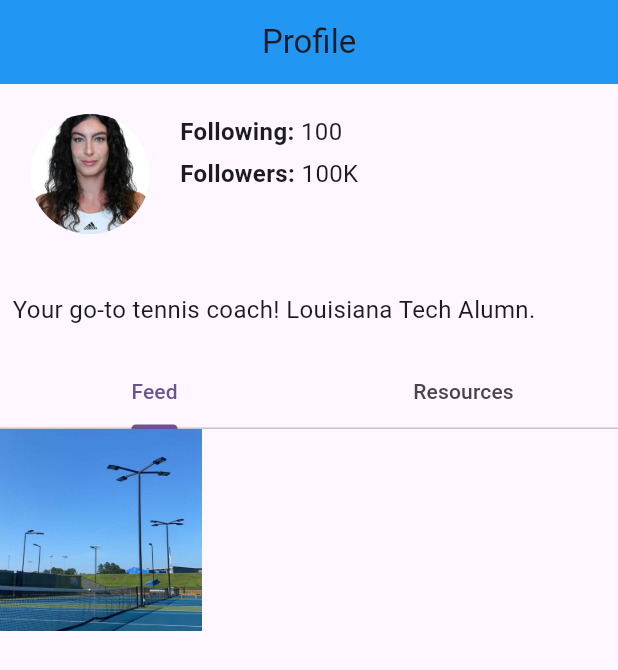
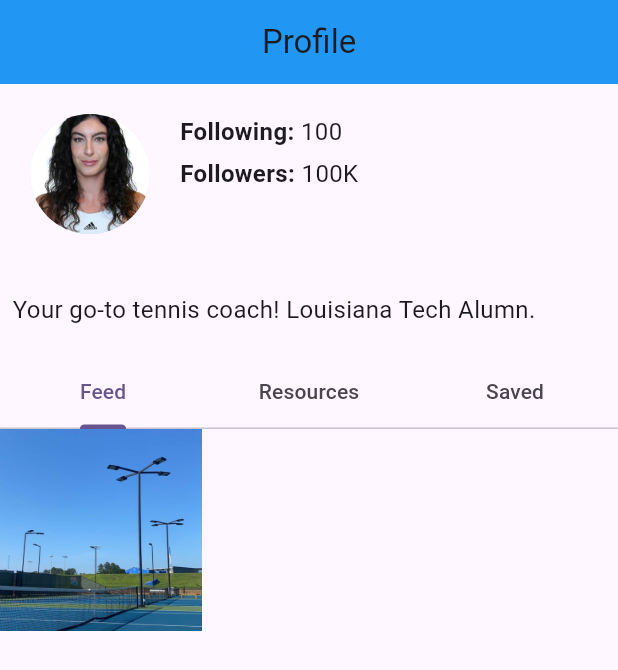
Before and after one commit to robcam1401/SportFitness2024, a Flutter app: the Profile screen opened directly, on a phone screen of 412 x 824 dp. Shown: the top 670 px of the screen. Run offline on Flutter 3.47's test engine with Material 3 defaults, Android fonts, the phone set to English and light mode, and no system bars; our stand-ins replace chat_bubbles, file_picker, fluttertoast, google_maps_flutter, share_plus; missing offline and left inert: mailer.

Commit message:
Update profile.dart

```diff
--- a/lib/profile.dart
+++ b/lib/profile.dart
@@ -5,6 +5,7 @@ import 'post_card.dart';
 import 'dart:convert';
 import 'dbInterface.dart';
 import 'resource.dart';
+import 'myresources.dart';
 
 class Profile extends StatefulWidget {
   @override
@@ -14,6 +15,8 @@ class Profile extends StatefulWidget {
 class _ProfileState extends State<Profile> with SingleTickerProviderStateMixin {
   late TabController _tabController;
   String userName = '';
+  int myAccountNumber = 1; // Replace with actual account number
+  List<Map<String, dynamic>> _bookedResources = [];
 
   @override
   void initState() {
@@ -24,9 +27,8 @@ class _ProfileState extends State<Profile> with SingleTickerProviderStateMixin {
 
   void fetchUserName() async {
     Query query = Query();
-    int myAccountNumber = 1; // Replace with your actual account number
     Map response = await Query().account_name(myAccountNumber);
-    String firstName = response['lirst'];
+    String firstName = response['first'];
     String lastName = response['last'];
     // Update the state with the user's name
     setState(() {
@@ -153,6 +155,7 @@ class _ProfileState extends State<Profile> with SingleTickerProviderStateMixin {
             tabs: [
               Tab(text: 'Feed'),
               Tab(text: 'Resources'),
+              Tab(text: 'Saved'),
             ],
           ),
           Expanded(
@@ -249,6 +252,13 @@ class _ProfileState extends State<Profile> with SingleTickerProviderStateMixin {
                           );
                         },
                         child: Text('+'),
+                      ),
+                      SizedBox(height: 20),
+                      ElevatedButton(
+                        onPressed: () {
+                          Navigator.push(context, MaterialPageRoute(builder: (context) => MyResourcesScreen()));
+                        },
+                        child: Text('My Resources'), // Button labeled "My Resources"
                       ),
                     ],
                   ),
```
